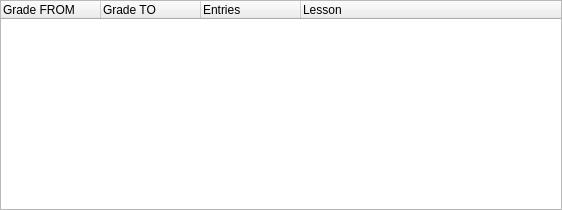
Old version of the form kvoctrain/statistics-dialogs/StatisticsPageForm.ui in the repository KDE/parley.
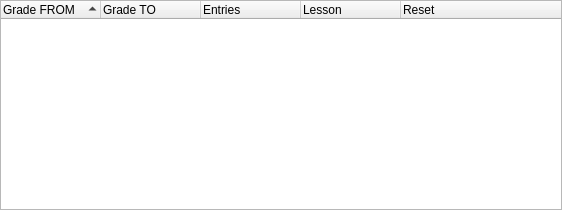
New version of the form.

Commit message: Work on document statistics. Plan to move resetting of statistics to the statistics dialog.

```diff
--- a/kvoctrain/statistics-dialogs/StatisticsPageForm.ui
+++ b/kvoctrain/statistics-dialogs/StatisticsPageForm.ui
@@ -34,8 +34,17 @@
      <property name="itemsExpandable" >
       <bool>false</bool>
      </property>
+     <property name="sortingEnabled" >
+      <bool>true</bool>
+     </property>
+     <property name="animated" >
+      <bool>false</bool>
+     </property>
+     <property name="allColumnsShowFocus" >
+      <bool>false</bool>
+     </property>
      <property name="columnCount" >
-      <number>4</number>
+      <number>5</number>
      </property>
      <column>
       <property name="text" >
@@ -57,6 +66,11 @@
        <string>Lesson</string>
       </property>
      </column>
+     <column>
+      <property name="text" >
+       <string>Reset</string>
+      </property>
+     </column>
     </widget>
    </item>
   </layout>
```
Left out of the diff: 8 changed lines with no effect on the pictures. The commit also changes 2 other files.
